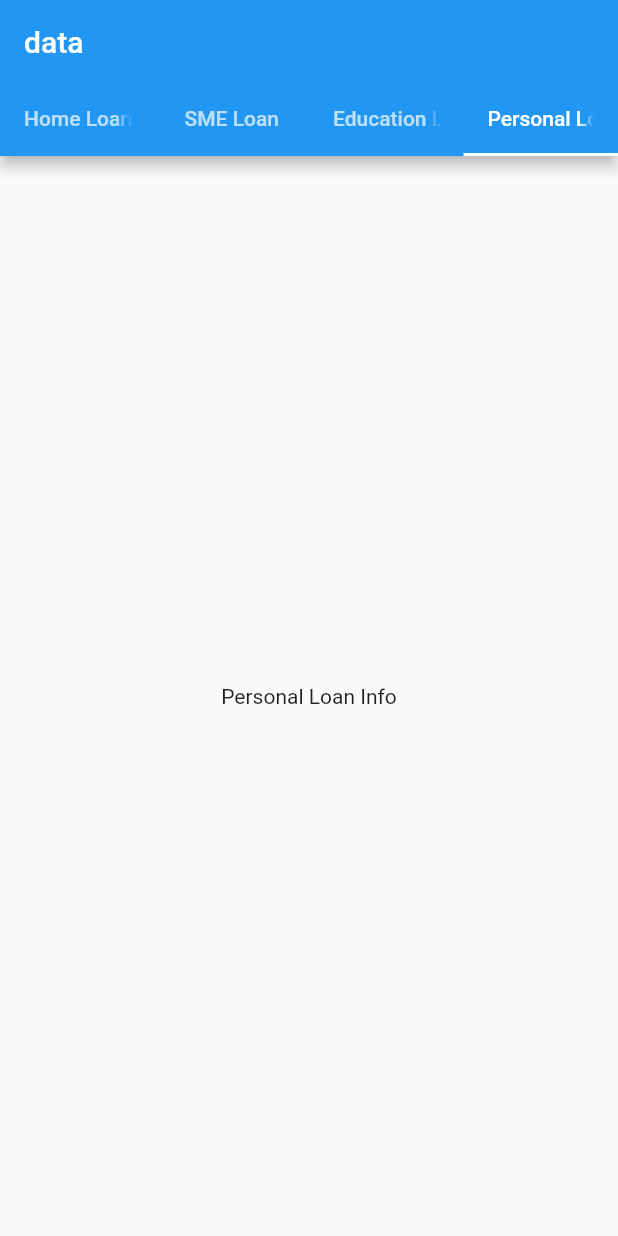
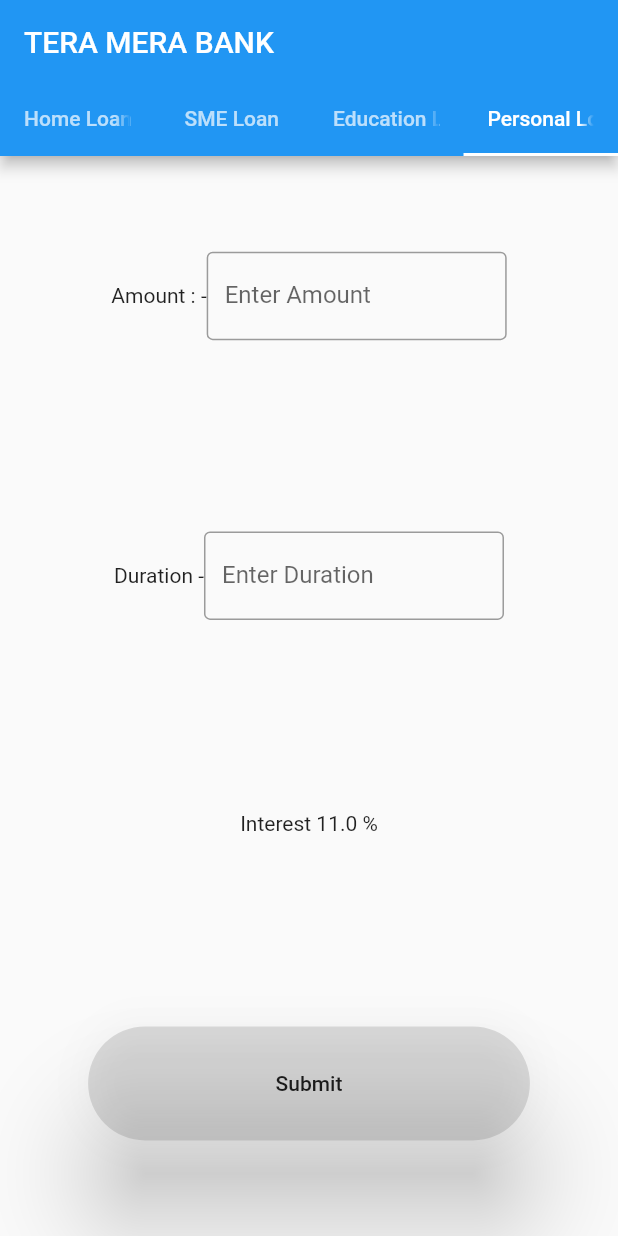
Before and after one commit to Ozric-Ode/financegame, a Flutter app: the screen it shows after launch, tab 4 chosen, on a phone screen of 412 x 824 dp. Run offline on Flutter 3.47's test engine with Material 2 defaults, Android fonts, the phone set to English and light mode, and no system bars.

Commit message:
final changes

```diff
--- a/lib/formalloans.dart
+++ b/lib/formalloans.dart
@@ -1,13 +1,37 @@
 import 'package:flutter/material.dart';
 
-class FormalLoan extends StatelessWidget {
+class FormalLoan extends StatefulWidget {
+  @override
+  _FormalLoanState createState() => _FormalLoanState();
+}
+
+class _FormalLoanState extends State<FormalLoan> {
+  final myController = TextEditingController();
+
+  final myController2 = TextEditingController();
+
+  final myController3 = TextEditingController();
+
   @override
   Widget build(BuildContext context) {
+    double amount = 0.0;
+    int years = 0;
+    double interestRate = 11;
+    double amountPayble = 0.0;
+    void update() {
+      setState(() {
+        amount = double.parse(myController.text);
+        years = int.parse(myController2.text);
+        amountPayble = amount + (amount * years * interestRate) / 100;
+        print(amountPayble);
+      });
+    }
+
     return DefaultTabController(
       length: 4,
       child: Scaffold(
           appBar: AppBar(
-            title: Text("data"),
+            title: Text("TERA MERA BANK"),
             bottom: TabBar(
               tabs: [
                 Tab(
@@ -28,17 +52,100 @@ class FormalLoan extends StatelessWidget {
           body: TabBarView(
             children: [
               Container(
-                child: Center(child: Text("Home Loan Info"),)
-              ),
-               Container(
-                child: Center(child: Text("SME Loan Info"),)
-              ),
-               Container(
-                child: Center(child: Text("Education Loan Info"),)
-              ),
-               Container(
-                child: Center(child: Text("Personal Loan Info"),)
-              ),
+                  child: Center(
+                child: Text("Home Loan Info"),
+              )),
+              Container(
+                  child: Center(
+                child: Text("SME Loan Info"),
+              )),
+              Container(
+                  child: Center(
+                child: Text("Education Loan Info"),
+              )),
+              Container(
+                  child: Center(
+                child: Column(
+                  crossAxisAlignment: CrossAxisAlignment.stretch,
+                  mainAxisAlignment: MainAxisAlignment.spaceAround,
+                  children: <Widget>[
+                    Center(
+                      child: Row(
+                        mainAxisAlignment: MainAxisAlignment.center,
+                        children: <Widget>[
+                          Text("Amount : -"),
+                          Container(
+                            width: 200,
+                            child: TextField(
+                              controller: myController,
+                              decoration: InputDecoration(
+                                border: OutlineInputBorder(),
+                                labelText: 'Enter Amount',
+                              ),
+                            ),
+                          ),
+                        ],
+                      ),
+                    ),
+                    Center(
+                      child: Row(
+                        mainAxisAlignment: MainAxisAlignment.center,
+                        children: <Widget>[
+                          Text("Duration -"),
+                          Container(
+                            width: 200,
+                            child: TextField(
+                              controller: myController2,
+                              decoration: InputDecoration(
+                                border: OutlineInputBorder(),
+                                labelText: 'Enter Duration',
+                              ),
+                              onSubmitted: (value) {
+                                print(amountPayble);
+                                update();
+                                print(amountPayble);
+                              },
+                            ),
+                          ),
+                        ],
+                      ),
+                    ),
+                    Center(
+                      child: Row(
+                        mainAxisAlignment: MainAxisAlignment.center,
+                        children: <Widget>[
+                          Text("Interest ${interestRate} %"),
+                        ],
+                      ),
+                    ),
+                    //Text("Total amount to be paid ${amountPayble}"),
+                    Center(
+                      child: RaisedButton(
+                        elevation: 30,
+                        shape: RoundedRectangleBorder(
+                          borderRadius: BorderRadius.circular(50),
+                        ),
+                        padding: const EdgeInsets.symmetric(
+                            horizontal: 125.0, vertical: 30),
+                        color: Colors.black12,
+                        onPressed: () {
+                          update();
+                          return showDialog(
+                            context: context,
+                            builder: (context) {
+                              return AlertDialog(
+                                content: Text(
+                                    "${amount} credited to your bank account. Total amount to be paid ${amountPayble}"),
+                              );
+                            },
+                          );
+                        },
+                        child: Text("Submit"),
+                      ),
+                    ),
+                  ],
+                ),
+              )),
             ],
           )),
     );
```
